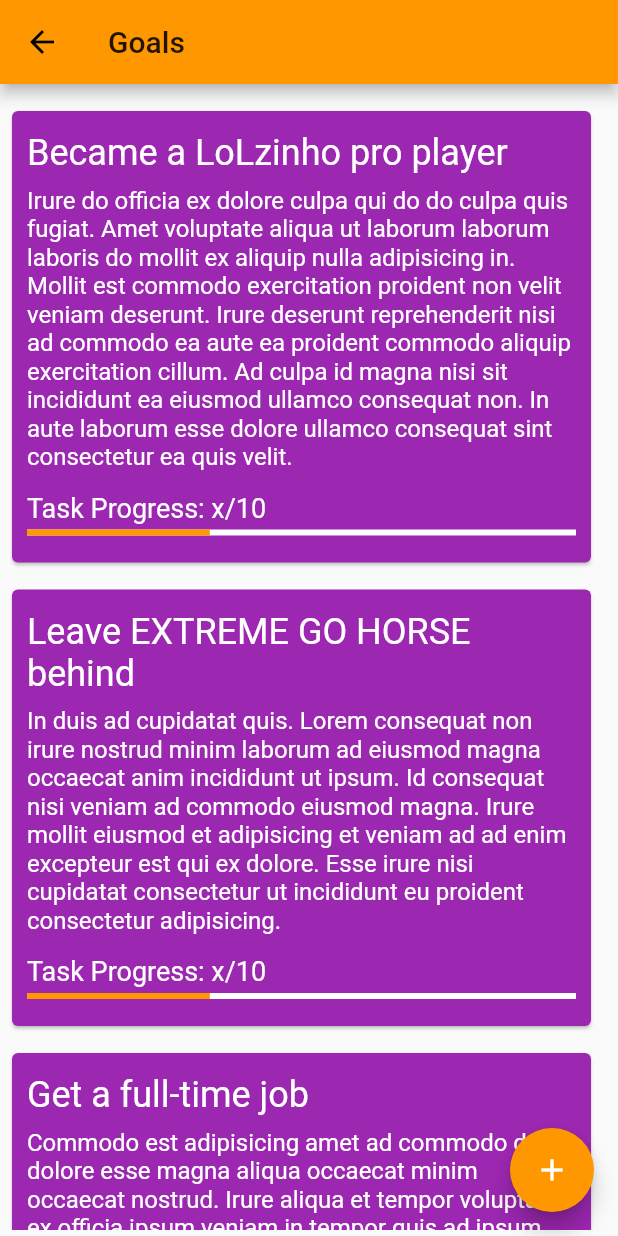
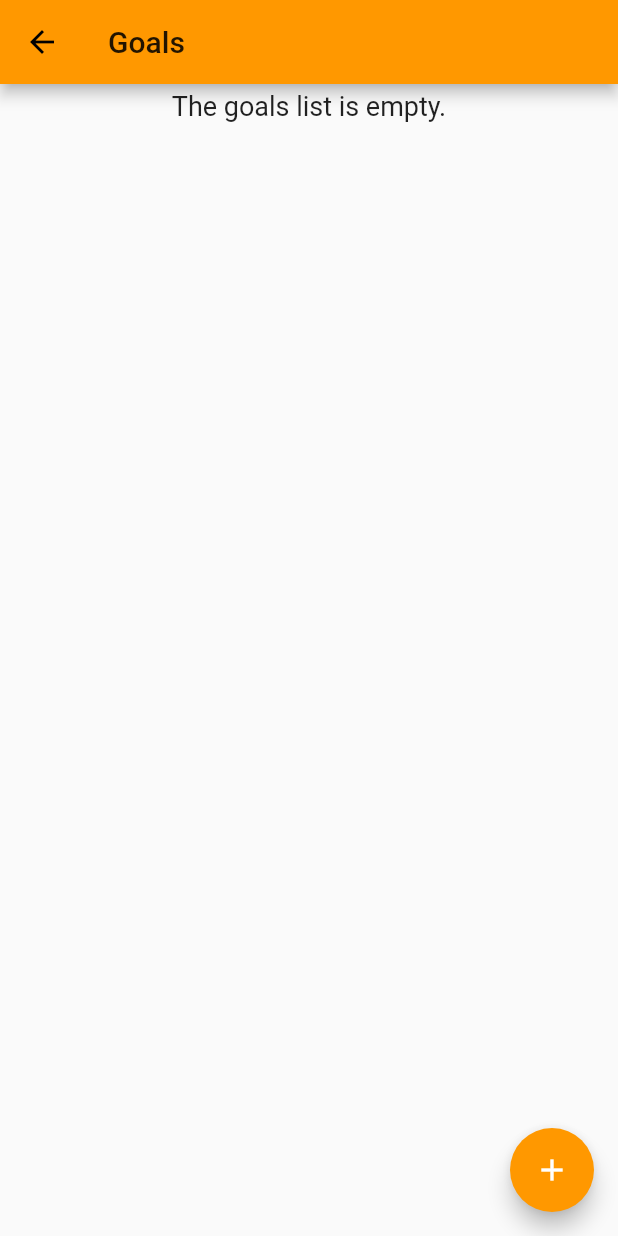
Before and after one commit to HenriqueHott/AgileTasksApp, a Flutter app: the GoalsList screen opened directly, on a phone screen of 412 x 824 dp. Run offline on Flutter 3.47's test engine with Material 2 defaults, Android fonts, the phone set to English and light mode, and no system bars.

Commit message:
Goals List Page - Dynamic list added to tempory save goals created

```diff
--- a/lib/screens/goals_list.dart
+++ b/lib/screens/goals_list.dart
@@ -5,10 +5,23 @@ import 'package:flutter/material.dart';
 
 import 'forms/goal_form.dart';
 
-class GoalsList extends StatelessWidget {
+class GoalsList extends StatefulWidget {
+  @override
+  _GoalsListState createState() => _GoalsListState();
+}
 
-  void _handleNewGoalTap(BuildContext context) {
-    Navigator.of(context).push(MaterialPageRoute(builder: (context) => GoalForm()));
+class _GoalsListState extends State<GoalsList> {
+  List<Goal> goals = [];
+
+  void _handleNewGoalTap(BuildContext context) async {
+    final Goal newGoal = await Navigator.of(context)
+        .push(MaterialPageRoute(builder: (context) => GoalForm()));
+
+    if (newGoal is Goal) {
+      setState(() {
+        goals.add(newGoal);
+      });
+    }
   }
 
   @override
@@ -18,38 +31,20 @@ class GoalsList extends StatelessWidget {
       body: Padding(
         padding: EdgeInsets.all(4.0),
         child: ListView(
-          children: [
-            Container(
-                margin: EdgeInsets.fromLTRB(0, 10, 10, 0),
-                child: GoalItem(
-                  onPressed: () {},
-                  goal: Goal(
-                      title: 'Became a LoLzinho pro player',
-                      description:
-                          'Irure do officia ex dolore culpa qui do do culpa quis fugiat. Amet voluptate aliqua ut laborum laborum laboris do mollit ex aliquip nulla adipisicing in. Mollit est commodo exercitation proident non velit veniam deserunt. Irure deserunt reprehenderit nisi ad commodo ea aute ea proident commodo aliquip exercitation cillum. Ad culpa id magna nisi sit incididunt ea eiusmod ullamco consequat non. In aute laborum esse dolore ullamco consequat sint consectetur ea quis velit.',
-                      tasks: 10),
-                )),
-            Container(
-                margin: EdgeInsets.fromLTRB(0, 10, 10, 0),
-                child: GoalItem(
-                  onPressed: () {},
-                  goal: Goal(
-                      title: 'Leave EXTREME GO HORSE behind',
-                      description:
-                          'In duis ad cupidatat quis. Lorem consequat non irure nostrud minim laborum ad eiusmod magna occaecat anim incididunt ut ipsum. Id consequat nisi veniam ad commodo eiusmod magna. Irure mollit eiusmod et adipisicing et veniam ad ad enim excepteur est qui ex dolore. Esse irure nisi cupidatat consectetur ut incididunt eu proident consectetur adipisicing.',
-                      tasks: 10),
-                )),
-            Container(
-                margin: EdgeInsets.fromLTRB(0, 10, 10, 0),
-                child: GoalItem(
-                  onPressed: () {},
-                  goal: Goal(
-                      title: 'Get a full-time job',
-                      description:
-                          'Commodo est adipisicing amet ad commodo duis dolore esse magna aliqua occaecat minim occaecat nostrud. Irure aliqua et tempor voluptate ex officia ipsum veniam in tempor quis ad ipsum. Mollit deserunt laborum mollit non cupidatat culpa incididunt minim incididunt aliqua ullamco aliquip culpa.',
-                      tasks: 10),
-                )),
-          ],
+          children: goals.isNotEmpty
+              ? goals
+                  .map((it) => Container(
+                        margin: EdgeInsets.fromLTRB(0, 10, 10, 0),
+                        child: GoalItem(onPressed: () {}, goal: it),
+                      ))
+                  .toList()
+              : [
+                  Text(
+                    'The goals list is empty.',
+                    textAlign: TextAlign.center,
+                    style: TextStyle(fontSize: 18.0),
+                  )
+                ],
         ),
       ),
       floatingActionButton: FloatingActionButton(
```
Also changed, not shown: lib/screens/forms/goal_form.dart (+32 -8 lines).
